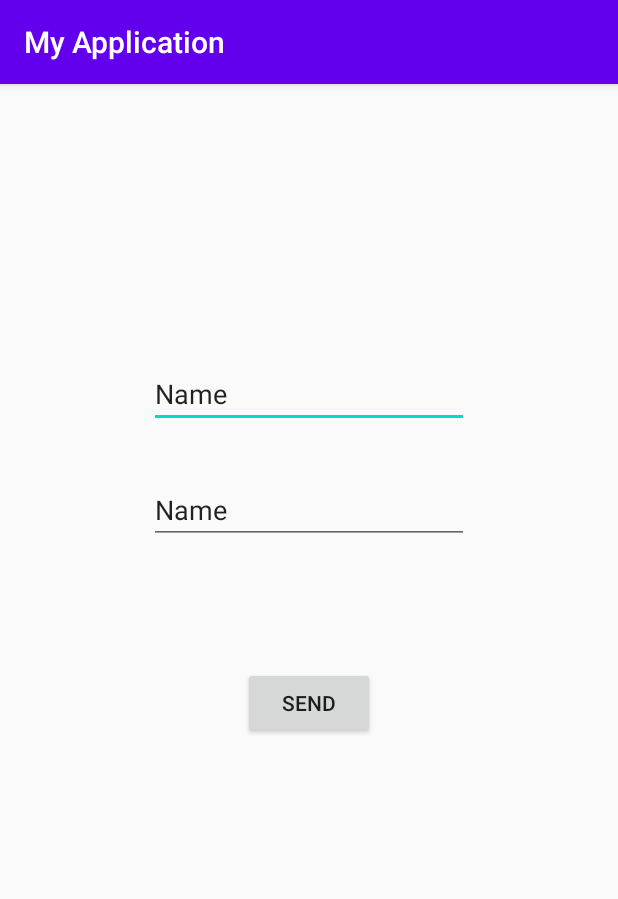
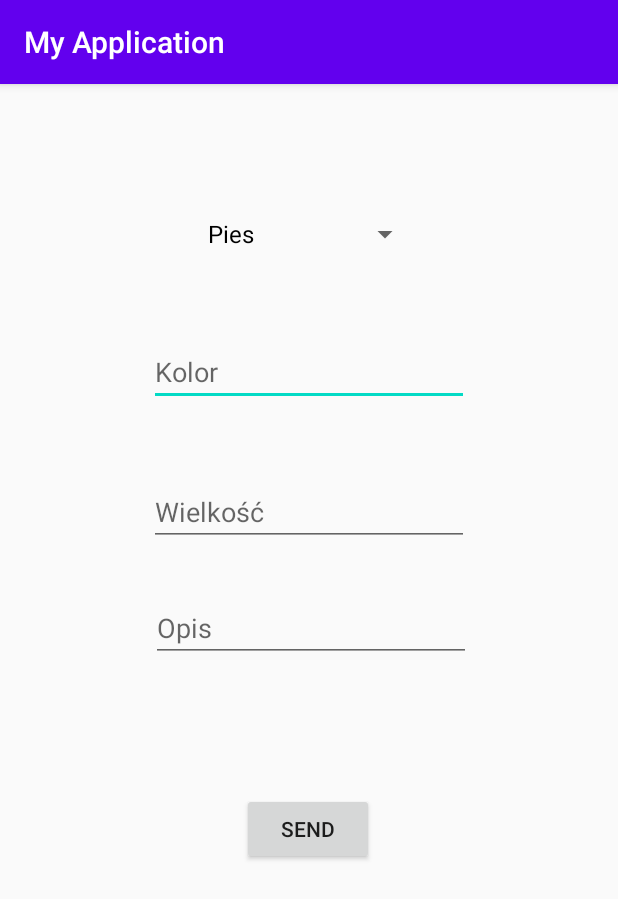
Before and after one commit to 94PID/TechnologieMobilne, an Android app: the screen it shows after launch (NewEntry), after a tap on "New Entry", on a phone screen of 412 x 824 dp. Shown: the top 899 px of the screen. Run offline under Robolectric (Android 15) with nearby library versions, the phone set to English and light mode, and no system bars.

Commit message:
Added inital put to db

```diff
--- a/app/src/main/java/pl/rapid/myapplication/MainActivity.java
+++ b/app/src/main/java/pl/rapid/myapplication/MainActivity.java
@@ -20,12 +20,13 @@ public class MainActivity extends AppCompatActivity {
 
     private ArrayList<String> target;
     private SimpleCursorAdapter adapter;
+    MySQLite db;
 
     @Override
     protected void onCreate(Bundle savedInstanceState) {
         super.onCreate(savedInstanceState);
         setContentView(R.layout.activity_main);
-        MySQLite db = new MySQLite(this);
+        db = new MySQLite(this);
 
         target = new ArrayList<>();
         String[] values = new String[]{
@@ -56,8 +57,9 @@ public class MainActivity extends AppCompatActivity {
         super.onActivityResult(requestCode, resultCode, data);
         if (requestCode == 1 && resultCode == RESULT_OK) {
             Bundle extras = data.getExtras();
-            String newEntry = (String) extras.get("entry");
-            target.add(newEntry);
+            Animal newEntry = (Animal) extras.get("entry");
+            this.db.add(newEntry);
+            adapter.changeCursor(db.list());
             adapter.notifyDataSetChanged();
         }
     }
--- a/app/src/main/java/pl/rapid/myapplication/NewEntry.java
+++ b/app/src/main/java/pl/rapid/myapplication/NewEntry.java
@@ -5,22 +5,35 @@ import androidx.appcompat.app.AppCompatActivity;
 import android.content.Intent;
 import android.os.Bundle;
 import android.view.View;
+import android.widget.ArrayAdapter;
 import android.widget.EditText;
+import android.widget.Spinner;
 
 import pl.rapid.R;
 
 public class NewEntry extends AppCompatActivity {
 
+    private ArrayAdapter species;
+
     @Override
     protected void onCreate(Bundle savedInstanceState) {
         super.onCreate(savedInstanceState);
         setContentView(R.layout.activity_new_entry);
+        species = new ArrayAdapter(this, R.layout.support_simple_spinner_dropdown_item, new String[] {"Pies", "Kot", "Rybki"});
+        Spinner spinner = findViewById(R.id.speciesSpinner);
+        spinner.setAdapter(species);
     }
 
     public void send(View view) {
-        EditText editText = (EditText) findViewById(R.id.editText);
+        Animal animal = new Animal(
+                ((Spinner) findViewById(R.id.speciesSpinner)).getSelectedItem().toString(),
+                ((EditText) findViewById(R.id.colorText)).getText().toString(),
+                Float.parseFloat(((EditText) findViewById(R.id.sizeText)).getText().toString()),
+                ((EditText) findViewById(R.id.descriptionText)).getText().toString()
+        );
+
         Intent intention = new Intent();
-        intention.putExtra("entry", editText.getText().toString());
+        intention.putExtra("entry", animal);
         setResult(RESULT_OK, intention);
         finish();
     }
--- a/app/src/main/res/layout/activity_new_entry.xml
+++ b/app/src/main/res/layout/activity_new_entry.xml
@@ -11,41 +11,71 @@
         android:layout_width="wrap_content"
         android:layout_height="wrap_content"
         android:layout_marginStart="161dp"
-        android:layout_marginTop="64dp"
+        android:layout_marginTop="87dp"
         android:layout_marginEnd="162dp"
-        android:layout_marginBottom="314dp"
+        android:layout_marginBottom="248dp"
         android:onClick="send"
         android:text="Send"
         app:layout_constraintBottom_toBottomOf="parent"
         app:layout_constraintEnd_toEndOf="parent"
+        app:layout_constraintHorizontal_bias="0.0"
         app:layout_constraintStart_toStartOf="parent"
-        app:layout_constraintTop_toBottomOf="@+id/editText" />
+        app:layout_constraintTop_toBottomOf="@+id/descriptionText" />
 
     <EditText
-        android:id="@+id/editText2"
+        android:id="@+id/colorText"
         android:layout_width="wrap_content"
         android:layout_height="wrap_content"
         android:layout_marginStart="99dp"
-        android:layout_marginTop="184dp"
+        android:layout_marginTop="45dp"
         android:layout_marginEnd="99dp"
         android:ems="10"
+        android:hint="Kolor"
         android:inputType="textPersonName"
-        android:text="Name"
         app:layout_constraintEnd_toEndOf="parent"
         app:layout_constraintStart_toStartOf="parent"
-        app:layout_constraintTop_toTopOf="parent" />
+        app:layout_constraintTop_toBottomOf="@+id/speciesSpinner" />
 
     <EditText
-        android:id="@+id/editText"
+        android:id="@+id/descriptionText"
+        android:layout_width="wrap_content"
+        android:layout_height="wrap_content"
+        android:layout_marginStart="100dp"
+        android:layout_marginTop="32dp"
+        android:layout_marginEnd="98dp"
+        android:ems="10"
+        android:hint="Opis"
+        android:inputType="textPersonName"
+        app:layout_constraintEnd_toEndOf="parent"
+        app:layout_constraintStart_toStartOf="parent"
+        app:layout_constraintTop_toBottomOf="@+id/sizeText" />
+
+    <Spinner
+        android:id="@+id/speciesSpinner"
+        android:layout_width="150dp"
+        android:layout_height="wrap_content"
+        android:layout_marginStart="80dp"
+        android:layout_marginTop="76dp"
+        android:layout_marginEnd="81dp"
+        android:layout_marginBottom="45dp"
+        app:layout_constraintBottom_toTopOf="@+id/colorText"
+        app:layout_constraintEnd_toEndOf="parent"
+        app:layout_constraintStart_toStartOf="parent"
+        app:layout_constraintTop_toTopOf="parent"
+        app:layout_constraintVertical_bias="0.0" />
+
+    <EditText
+        android:id="@+id/sizeText"
         android:layout_width="wrap_content"
         android:layout_height="wrap_content"
         android:layout_marginStart="99dp"
-        android:layout_marginTop="32dp"
+        android:layout_marginTop="48dp"
         android:layout_marginEnd="99dp"
         android:ems="10"
-        android:inputType="textPersonName"
-        android:text="Name"
+        android:hint="Wielkość"
+        android:inputType="numberDecimal"
         app:layout_constraintEnd_toEndOf="parent"
         app:layout_constraintStart_toStartOf="parent"
-        app:layout_constraintTop_toBottomOf="@+id/editText2" />
+        app:layout_constraintTop_toBottomOf="@+id/colorText" />
+
 </androidx.constraintlayout.widget.ConstraintLayout>
```
